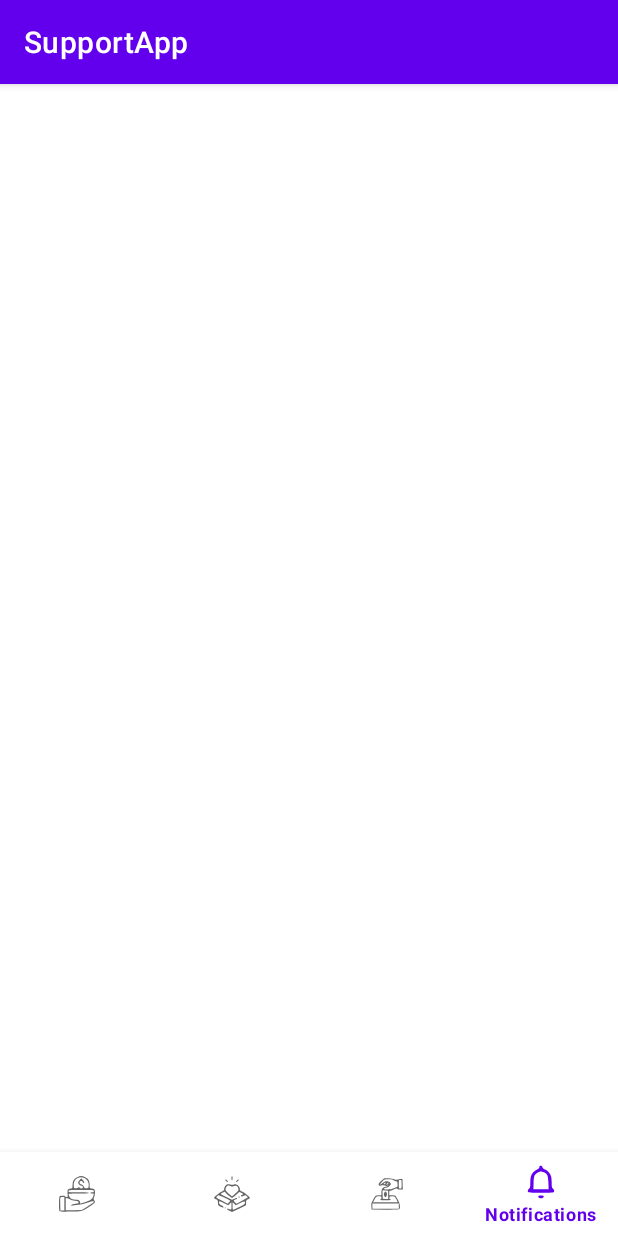
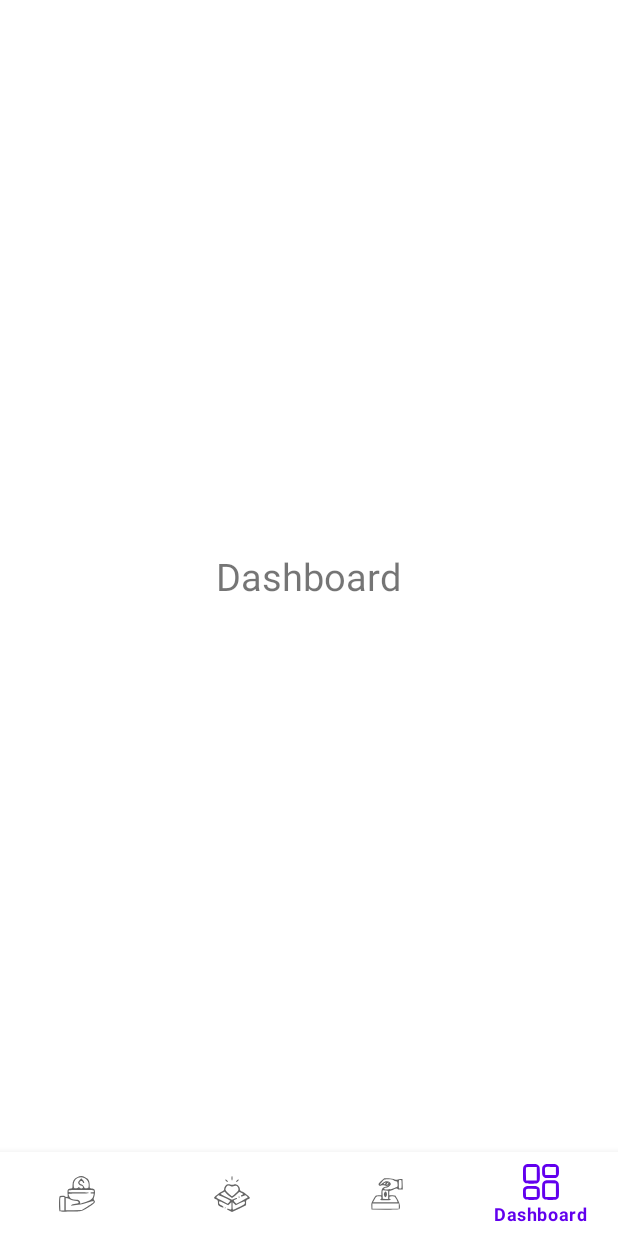
Before and after one commit to malixya-01/MAD-Project, an Android app: the screen it shows after launch (MainActivity), item 4 of the bottom bar chosen, on a phone screen of 412 x 824 dp. Run offline under Robolectric (Android 15) with nearby library versions, the phone set to English and light mode, and no system bars.

Commit message:
Nav bar and fragments successful. Next up is nav drawer

```diff
--- a/app/src/main/java/com/example/supportapp/NotificationFragment.kt
+++ b/app/src/main/java/com/example/supportapp/DashboardFragment.kt
@@ -6,14 +6,14 @@ import android.view.LayoutInflater
 import android.view.View
 import android.view.ViewGroup
 
-class NotificationFragment : Fragment() {
+class DashboardFragment : Fragment() {
 
     override fun onCreateView(
         inflater: LayoutInflater, container: ViewGroup?,
         savedInstanceState: Bundle?
     ): View? {
         // Inflate the layout for this fragment
-        return inflater.inflate(R.layout.fragment_notification, container, false)
+        return inflater.inflate(R.layout.fragment_dashboard, container, false)
     }
 
 
--- a/app/src/main/java/com/example/supportapp/MainActivity.kt
+++ b/app/src/main/java/com/example/supportapp/MainActivity.kt
@@ -2,10 +2,52 @@ package com.example.supportapp
 
 import androidx.appcompat.app.AppCompatActivity
 import android.os.Bundle
+import androidx.fragment.app.Fragment
+import com.google.android.material.bottomnavigation.BottomNavigationView
 
 class MainActivity : AppCompatActivity() {
+
+    lateinit var bottomNavView: BottomNavigationView
+
+    //Initializing fragments
+    val fragementRequests = RequestsFragment()
+    val fragementDonations = DonationsFragment()
+    val fragementFundrasing = FundrasingFragment()
+    val fragementDashboard = DashboardFragment()
+
+
     override fun onCreate(savedInstanceState: Bundle?) {
         super.onCreate(savedInstanceState)
         setContentView(R.layout.activity_main)
+
+        bottomNavView = findViewById(R.id.bottom_navigation)
+
+        // display the requests fragment as home page
+        replaceFragment(fragementRequests)
+
+        //Connecting fragments to the nav bar
+        bottomNavView.setOnItemSelectedListener {
+            when (it.itemId) {
+
+                R.id.requests -> replaceFragment(fragementRequests)
+                R.id.donorsads -> replaceFragment(fragementDonations)
+                R.id.fundraising -> replaceFragment(fragementFundrasing)
+                R.id.dashboard -> replaceFragment(fragementDashboard)
+                else -> true
+            }
+        }
+
+
+
+
+
     }
+
+    // method to replace the layout with the requests fragment
+    private fun replaceFragment(fragment: Fragment): Boolean {
+        supportFragmentManager.beginTransaction().replace(R.id.container, fragment).commit()
+        return true
+    }
+
+
 }
--- /dev/null
+++ b/app/src/main/res/drawable/unselected_dashboard.xml
@@ -0,0 +1,11 @@
+<vector android:height="48dp" android:viewportHeight="64"
+    android:viewportWidth="64" android:width="48dp" xmlns:android="http://schemas.android.com/apk/res/android">
+    <path android:fillColor="#000000"
+        android:pathData="M2.5,2.5c-2.4,2.3 -2.5,3 -2.5,15 0,12 0.1,12.7 2.5,15 2.2,2.3 3.1,2.5 12.5,2.5 9.4,-0 10.3,-0.2 12.5,-2.5 2.4,-2.3 2.5,-3 2.5,-15 0,-12 -0.1,-12.7 -2.5,-15 -2.2,-2.3 -3.1,-2.5 -12.5,-2.5 -9.4,-0 -10.3,0.2 -12.5,2.5zM24.5,17.5l0,12 -9.5,-0 -9.5,-0 -0.3,-10.9c-0.1,-6.1 0,-11.6 0.2,-12.3 0.4,-1.1 2.8,-1.3 9.8,-1.1l9.3,0.3 0,12z" android:strokeColor="#00000000"/>
+    <path android:fillColor="#000000"
+        android:pathData="M36.5,2.5c-2.2,2.1 -2.5,3.3 -2.5,10 0,6.7 0.3,7.9 2.5,10 2.2,2.3 3.1,2.5 12.5,2.5 9.4,-0 10.3,-0.2 12.5,-2.5 2.2,-2.1 2.5,-3.3 2.5,-10 0,-6.7 -0.3,-7.9 -2.5,-10 -2.2,-2.3 -3.1,-2.5 -12.5,-2.5 -9.4,-0 -10.3,0.2 -12.5,2.5zM58.5,12.5l0,7 -9.5,-0 -9.5,-0 -0.3,-5.9c-0.5,-8.9 -0.6,-8.7 10,-8.4l9.3,0.3 0,7z" android:strokeColor="#00000000"/>
+    <path android:fillColor="#000000"
+        android:pathData="M36.5,31.5c-2.4,2.3 -2.5,3 -2.5,15 0,12 0.1,12.7 2.5,15 2.2,2.3 3.1,2.5 12.5,2.5 9.4,-0 10.3,-0.2 12.5,-2.5 2.4,-2.3 2.5,-3 2.5,-15 0,-12 -0.1,-12.7 -2.5,-15 -2.2,-2.3 -3.1,-2.5 -12.5,-2.5 -9.4,-0 -10.3,0.2 -12.5,2.5zM58.5,46.5l0,12 -9.5,-0 -9.5,-0 -0.3,-10.9c-0.1,-6.1 0,-11.6 0.2,-12.3 0.4,-1.1 2.8,-1.3 9.8,-1.1l9.3,0.3 0,12z" android:strokeColor="#00000000"/>
+    <path android:fillColor="#000000"
+        android:pathData="M2.5,41.5c-2.2,2.1 -2.5,3.3 -2.5,10 0,6.7 0.3,7.9 2.5,10 2.2,2.3 3.1,2.5 12.5,2.5 9.4,-0 10.3,-0.2 12.5,-2.5 2.2,-2.1 2.5,-3.3 2.5,-10 0,-6.7 -0.3,-7.9 -2.5,-10 -2.2,-2.3 -3.1,-2.5 -12.5,-2.5 -9.4,-0 -10.3,0.2 -12.5,2.5zM24.5,51.5l0,7 -9.5,-0 -9.5,-0 -0.3,-5.9c-0.5,-8.9 -0.6,-8.7 10,-8.4l9.3,0.3 0,7z" android:strokeColor="#00000000"/>
+</vector>
--- a/app/src/main/res/layout/fragment_notification.xml
+++ b/app/src/main/res/layout/fragment_dashboard.xml
@@ -3,12 +3,12 @@
     xmlns:tools="http://schemas.android.com/tools"
     android:layout_width="match_parent"
     android:layout_height="match_parent"
-    tools:context=".NotificationFragment">
+    tools:context=".DashboardFragment">
 
     <TextView
         android:layout_width="wrap_content"
         android:layout_height="wrap_content"
-        android:text="Notifications Fragment"
+        android:text="Dashboard"
         android:textSize="25dp"
         android:layout_centerInParent="true"
         />
--- a/app/src/main/res/menu/bottom_nav_menu.xml
+++ b/app/src/main/res/menu/bottom_nav_menu.xml
@@ -13,8 +13,8 @@
         android:title="@string/nav_fundraising"
         android:icon="@drawable/unselected_fundraising"/>
 
-    <item android:id="@+id/notifications"
-        android:title="@string/nav_notifications"
-        android:icon="@drawable/unselected_notification"/>
+    <item android:id="@+id/dashboard"
+        android:title="@string/nav_dashboard"
+        android:icon="@drawable/unselected_dashboard"/>
 
 </menu>
--- a/app/src/main/res/values/strings.xml
+++ b/app/src/main/res/values/strings.xml
@@ -6,4 +6,5 @@
     <string name="nav_notifications">Notifications</string>
     <!-- TODO: Remove or change this placeholder text -->
     <string name="hello_blank_fragment">Hello blank fragment</string>
+    <string name="nav_dashboard">Dashboard</string>
 </resources>
--- a/app/src/main/res/values/themes.xml
+++ b/app/src/main/res/values/themes.xml
@@ -1,6 +1,6 @@
 <resources xmlns:tools="http://schemas.android.com/tools">
     <!-- Base application theme. -->
-    <style name="Theme.SupportApp" parent="Theme.MaterialComponents.DayNight.DarkActionBar">
+    <style name="Theme.SupportApp" parent="Theme.MaterialComponents.DayNight.NoActionBar">
         <!-- Primary brand color. -->
         <item name="colorPrimary">@color/purple_500</item>
         <item name="colorPrimaryVariant">@color/purple_700</item>
```
